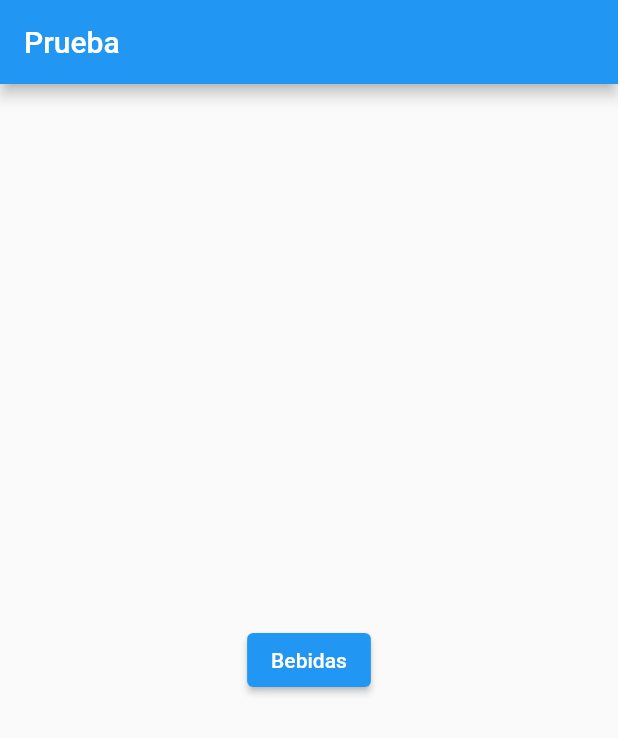
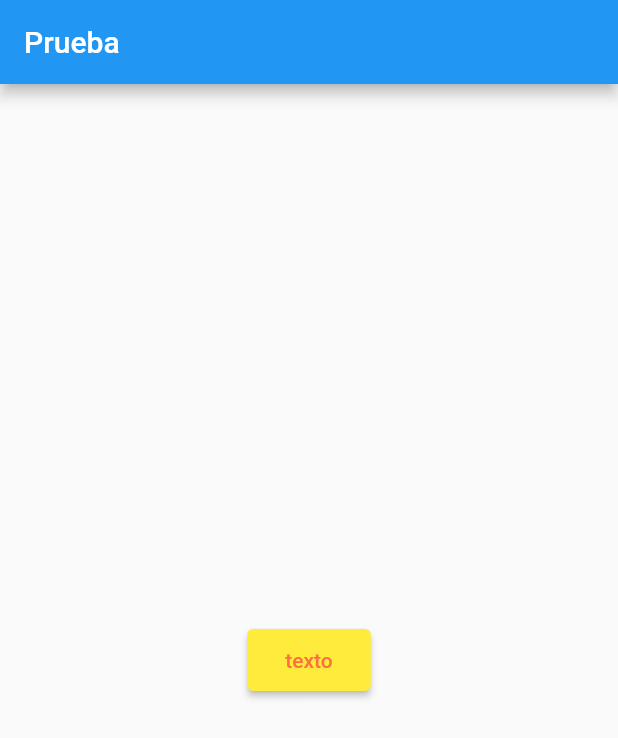
Before and after one commit to TottiDev/flutter_application_1, a Flutter app: the screen it shows after launch, on a phone screen of 412 x 824 dp. Shown: the top 738 px of the screen. Run offline on Flutter 3.47's test engine with Material 2 defaults, Android fonts, the phone set to English and light mode, and no system bars.

Commit message:
Boton sizeable widget

```diff
--- a/lib/helpers/MyHomePage.dart
+++ b/lib/helpers/MyHomePage.dart
@@ -14,6 +14,8 @@ class MyHomePage extends StatefulWidget {
 class _MyHomePageState extends State<MyHomePage>
     with SingleTickerProviderStateMixin {
   late AnimationController _controller;
+  double _screenHeight = 0.0;
+  double _screenWidth = 0.0;
 
   @override
   void initState() {
@@ -29,6 +31,8 @@ class _MyHomePageState extends State<MyHomePage>
 
   @override
   Widget build(BuildContext context) {
+    _screenHeight = MediaQuery.of(context).size.height;
+    _screenWidth = MediaQuery.of(context).size.width;
     return Scaffold(
       appBar: AppBar(
         title: Text("Prueba"),
@@ -37,9 +41,15 @@ class _MyHomePageState extends State<MyHomePage>
         alignment: Alignment.center,
         padding: EdgeInsets.all(32),
         child: ElevatedButton(
-              style: ButtonStyle(),
-              child: Text("Bebidas"),
           onPressed: () {},
-            )));
+          child: Text("texto"),
+          style: ElevatedButton.styleFrom(
+              primary: Colors.yellow,
+              onPrimary: Colors.deepOrangeAccent,
+              padding: EdgeInsets.all(10.0),
+              minimumSize: Size(_screenHeight * 0.1, _screenWidth * 0.1)),
+        ),
+      ),
+    );
   }
 }
```
Lines whose indentation alone changed are shown as unchanged.
